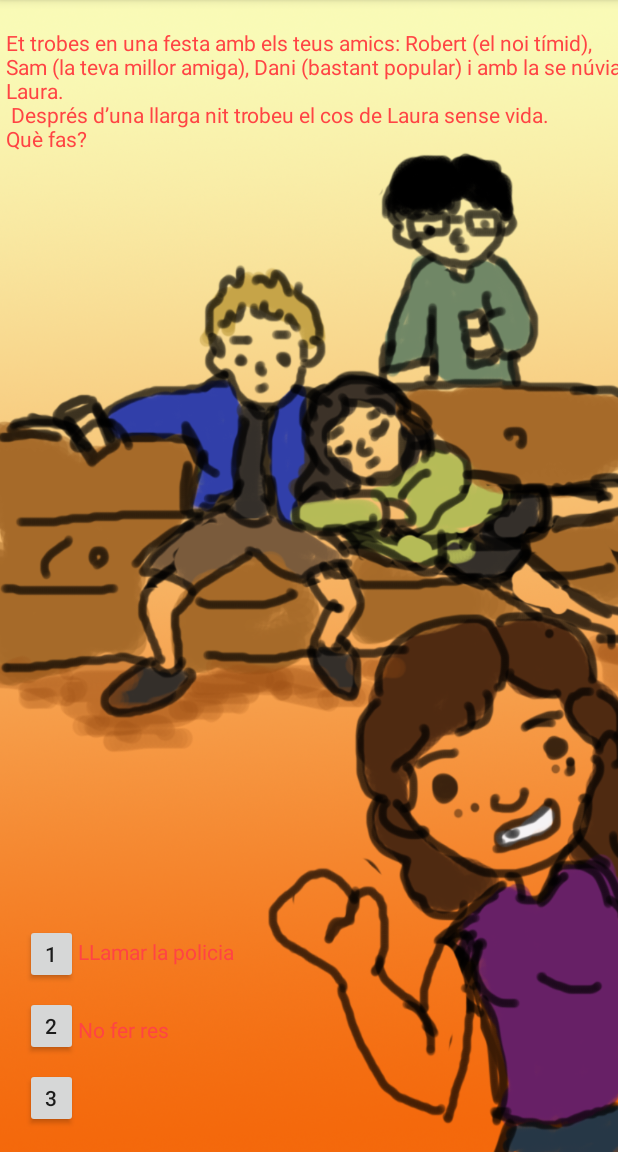
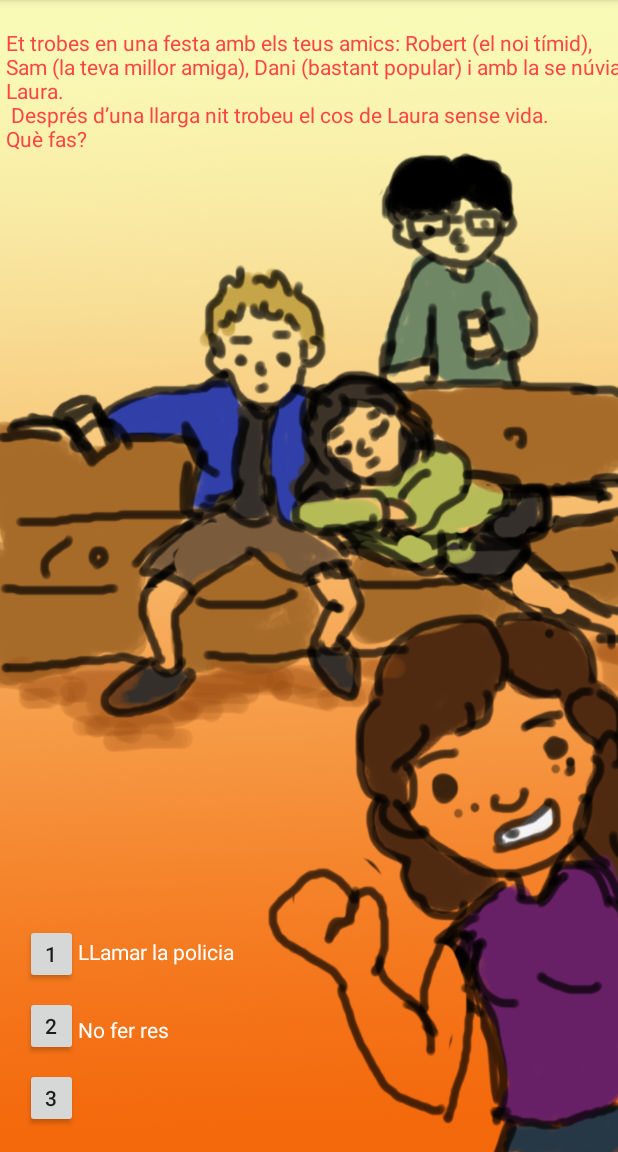
Before and after one commit to Madserker/MentalModels, an Android app: the screen it shows after launch (Test), after a tap on "TEST 1", on a phone screen of 412 x 824 dp, the part 84-1236 px from its top. Run offline under Robolectric (Android 15) with nearby library versions, the phone set to English and light mode, and no system bars.

Commit message:
added Backgrounds

```diff
--- a/app/src/main/AndroidManifest.xml
+++ b/app/src/main/AndroidManifest.xml
@@ -9,14 +9,14 @@
         android:roundIcon="@mipmap/ic_launcher_round"
         android:supportsRtl="true"
         android:theme="@style/AppTheme">
-        <activity android:name=".MainActivity">
+        <activity android:name=".View.MainActivity">
             <intent-filter>
                 <action android:name="android.intent.action.MAIN" />
 
                 <category android:name="android.intent.category.LAUNCHER" />
             </intent-filter>
         </activity>
-        <activity android:name=".Test"></activity>
+        <activity android:name=".View.Test"></activity>
     </application>
 
 </manifest>
--- a/app/src/main/java/com/example/sergi/mentalmodels/Constants.kt
+++ b/app/src/main/java/com/example/sergi/mentalmodels/Constants.kt
@@ -64,6 +64,88 @@ class Constants{
         val test1_F_answer3 = "Parlar amb Robert"
         val test1_F_image = "test1_cf_image"
 
+        val test1_G_text = "(Parles amb Dani)\n" +
+                "     Tu: Necessito que em diguis la veritat!\n" +
+                "     Dani: Per què faria això?\n" +
+                "     Tu: Perquè ara sembles el culpable.\n" +
+                "     Dani: No és la meva culpa que Laura m’enxaimpès amb Sam junts.\n" +
+                "     Tu: I per això la vas matar?!\n" +
+                "     Dani: Que no vaig ser jo!\n" +
+                "(Robert i Sam s’afegeixen a la conversació)\n" +
+                "     Robert: Clar que vas ser tú!\n" +
+                "(Robert i Dani començen a barallar-se)\n" +
+                "(Què fas?)\n"
+
+        val test1_G_answer1 = "Preguntar a Sam qui va ser."
+        val test1_G_answer2 = "Deixar que Dani i Robert continuïn barallant."
+        val test1_G_answer3 = ""
+        val test1_G_image = "test1_igh_image"
+
+        val test1_H_text = "(Expliques a la resta el que has trobat al cos)\n" +
+                "     Dani: Et juro que jo no vaig fer res!\n" +
+                "     Robert: Qui et creurà? Sempre has sigut un mentider!\n" +
+                "(Robert i Dani es comencen a barallar)\n"
+
+        val test1_H_answer1 = "Deixes que es barallin."
+        val test1_H_answer2 = "Pares la baralla."
+        val test1_H_answer3 = "Preguntes a Sam el que sap."
+        val test1_H_image = "test1_igh_image"
+
+        val test1_I_text = "(Preguntes a Sam)\n" +
+                "     Sam: Va… va ser en Robert! Però ho va fer per protegir-me!\n" +
+                "(Dani comença a pegar amb més força a Robert) Què fas?\n"
+
+        val test1_I_answer1 = "Pares la baralla."
+        val test1_I_answer2 = "Ho deixes estar."
+        val test1_I_answer3 = ""
+        val test1_I_image = "test1_igh_image"
+
+        val test1_J_text = "(Pares la baralla)\n" +
+                "     Sam: Va ser en Robert, però Laura em mataria després de descobrir que vaig estar amb\n" +
+                "     en Dani!... No mereix anar a la presó.\n"
+
+        val test1_J_answer1 = "Tot i així hauríem d’explicar a la policia tot el que ha passat aquí."
+        val test1_J_answer2 = "I si mentim per a que en Robert no marxi a la presó?"
+        val test1_J_answer3 = ""
+        val test1_J_image = "test1_j_image"
+
+        val test1_K_text = "La baralla continua fins que en Dani mata en Robert. Sam s’encarrega d’explicar a la policia que en Robert va matar a la Laura per protegir-la, ja que la Laura s'havia tornat boja al descubrir que en Dani i la Sam es trobaven junts."
+
+        val test1_K_answer1 = ""
+        val test1_K_answer2 = ""
+        val test1_K_answer3 = ""
+        val test1_K_image = "test1_k_image"
+
+        val test1_L_text = "Tots decideixen de que explicar a la policia el que ha passat és la millor manera, però de sobte en Robert s’apunta amb la pistola. Què fas?"
+
+        val test1_L_answer1 = "No fas res."
+        val test1_L_answer2 = "Persuadeixes a Robert per a que deixi la pistola."
+        val test1_L_answer3 = ""
+        val test1_L_image = "test1_l_image"
+
+        val test1_M_text = "Tots decideixen explicar a la policia uns fets que permeten a Robert liberar-se del càstig."
+
+        val test1_M_answer1 = ""
+        val test1_M_answer2 = ""
+        val test1_M_answer3 = ""
+        val test1_M_image = "test1_mo_image"
+
+        val test1_N_text = "Robert acaba suicidant-se abans que arribi la policía."
+
+        val test1_N_answer1 = ""
+        val test1_N_answer2 = ""
+        val test1_N_answer3 = ""
+        val test1_N_image = "test1_n_image"
+
+        val test1_O_text = "Aconsegueixes que en Robert deixi la pistola i li expliques a la policia els fets que van ocurrir."
+
+        val test1_O_answer1 = ""
+        val test1_O_answer2 = ""
+        val test1_O_answer3 = ""
+        val test1_O_image = "test1_mo_image"
+
+
+
     }
 
 }
--- a/app/src/main/java/com/example/sergi/mentalmodels/MainActivity.kt
+++ b/app/src/main/java/com/example/sergi/mentalmodels/View/MainActivity.kt
@@ -1,10 +1,10 @@
-package com.example.sergi.mentalmodels
+package com.example.sergi.mentalmodels.View
 
 import android.content.Intent
 import android.support.v7.app.AppCompatActivity
 import android.os.Bundle
-import android.provider.AlarmClock.EXTRA_MESSAGE
 import android.view.View
+import com.example.sergi.mentalmodels.R
 import kotlinx.android.synthetic.main.activity_main.*
 
 class MainActivity : AppCompatActivity() {
--- a/app/src/main/java/com/example/sergi/mentalmodels/Test.kt
+++ b/app/src/main/java/com/example/sergi/mentalmodels/View/Test.kt
@@ -1,8 +1,9 @@
-package com.example.sergi.mentalmodels
+package com.example.sergi.mentalmodels.View
 
 import android.app.FragmentTransaction
 import android.support.v7.app.AppCompatActivity
 import android.os.Bundle
+import com.example.sergi.mentalmodels.R
 
 class Test() : AppCompatActivity() {
 
--- a/app/src/main/java/com/example/sergi/mentalmodels/TestFragment2.kt
+++ b/app/src/main/java/com/example/sergi/mentalmodels/View/TestFragment2.kt
@@ -1,4 +1,4 @@
-package com.example.sergi.mentalmodels
+package com.example.sergi.mentalmodels.View
 
 import android.content.Context
 import android.net.Uri
@@ -7,6 +7,7 @@ import android.app.Fragment
 import android.view.LayoutInflater
 import android.view.View
 import android.view.ViewGroup
+import com.example.sergi.mentalmodels.R
 
 
 // TODO: Rename parameter arguments, choose names that match
--- a/app/src/main/res/layout/activity_main.xml
+++ b/app/src/main/res/layout/activity_main.xml
@@ -4,7 +4,7 @@
     xmlns:tools="http://schemas.android.com/tools"
     android:layout_width="match_parent"
     android:layout_height="match_parent"
-    tools:context=".MainActivity"
+    tools:context=".View.MainActivity"
     tools:layout_editor_absoluteY="25dp"
     android:background="@drawable/test"
     >
--- a/app/src/main/res/layout/activity_test.xml
+++ b/app/src/main/res/layout/activity_test.xml
@@ -4,7 +4,7 @@
     xmlns:tools="http://schemas.android.com/tools"
     android:layout_width="match_parent"
     android:layout_height="match_parent"
-    tools:context=".Test">
+    tools:context=".View.Test">
 
 
     <LinearLayout
--- a/app/src/main/res/layout/fragment_test_fragment1.xml
+++ b/app/src/main/res/layout/fragment_test_fragment1.xml
@@ -4,7 +4,7 @@
     xmlns:tools="http://schemas.android.com/tools"
     android:layout_width="match_parent"
     android:layout_height="match_parent"
-    tools:context=".TestFragment1">
+    tools:context=".View.TestFragment1">
 
 
     <Button
@@ -69,7 +69,7 @@
         android:layout_height="wrap_content"
         android:layout_marginBottom="124dp"
         android:text="TextView"
-        android:textColor="@android:color/holo_red_light"
+        android:textColor="@android:color/background_light"
         app:layout_constraintBottom_toBottomOf="parent"
         app:layout_constraintStart_toEndOf="@+id/button1" />
 
@@ -79,7 +79,7 @@
         android:layout_height="wrap_content"
         android:layout_marginBottom="72dp"
         android:text="TextView"
-        android:textColor="@android:color/holo_red_light"
+        android:textColor="@android:color/background_light"
         app:layout_constraintBottom_toBottomOf="parent"
         app:layout_constraintStart_toEndOf="@+id/button2" />
 
@@ -89,7 +89,7 @@
         android:layout_height="wrap_content"
         android:layout_marginBottom="28dp"
         android:text="TextView"
-        android:textColor="@android:color/holo_red_light"
+        android:textColor="@android:color/background_light"
         app:layout_constraintBottom_toBottomOf="parent"
         app:layout_constraintStart_toEndOf="@+id/button3" />
 
--- a/app/src/main/res/layout/fragment_test_fragment2.xml
+++ b/app/src/main/res/layout/fragment_test_fragment2.xml
@@ -3,7 +3,7 @@
     xmlns:tools="http://schemas.android.com/tools"
     android:layout_width="match_parent"
     android:layout_height="match_parent"
-    tools:context=".TestFragment2">
+    tools:context=".View.TestFragment2">
 
     <!-- TODO: Update blank fragment layout -->
     <TextView
```
Also changed, not shown: app/src/main/java/com/example/sergi/mentalmodels/View/TestFragment1.kt (renamed from app/src/main/java/com/example/sergi/mentalmodels/TestFragment1.kt, +5 -7 lines), app/src/main/res/drawable/test1_h_image.png (deleted), app/src/main/res/drawable/test1_igh_image.png (added), app/src/main/res/drawable/test1_j_image.png (added), app/src/main/res/drawable/test1_k_image.png (added), app/src/main/res/drawable/test1_l_image.png (added), app/src/main/res/drawable/test1_mo_image.png (added), app/src/main/res/drawable/test1_n_image.png (added), 1 other file.
